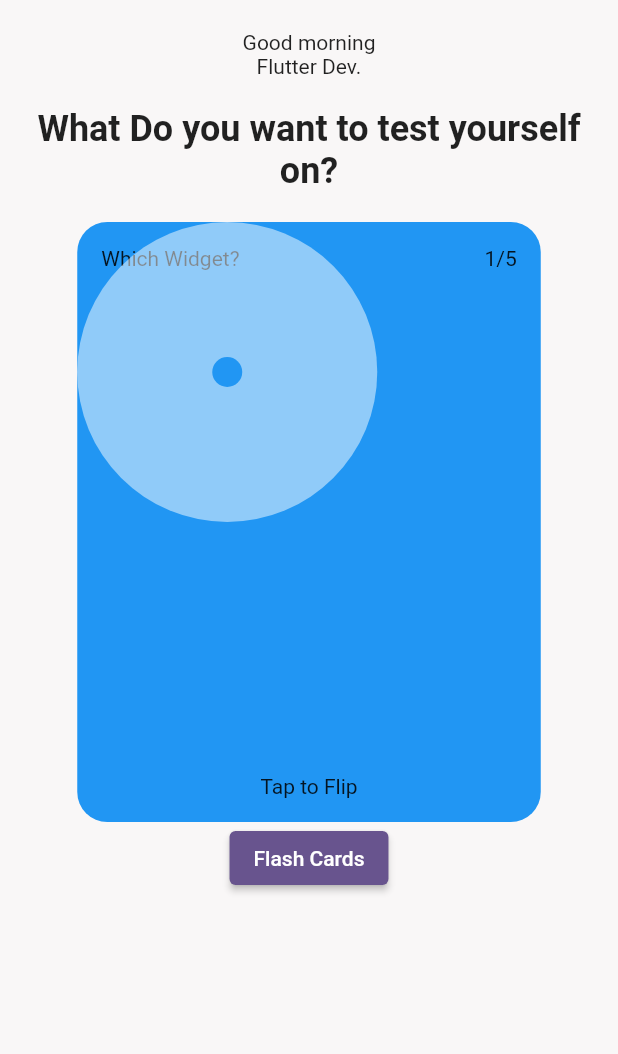
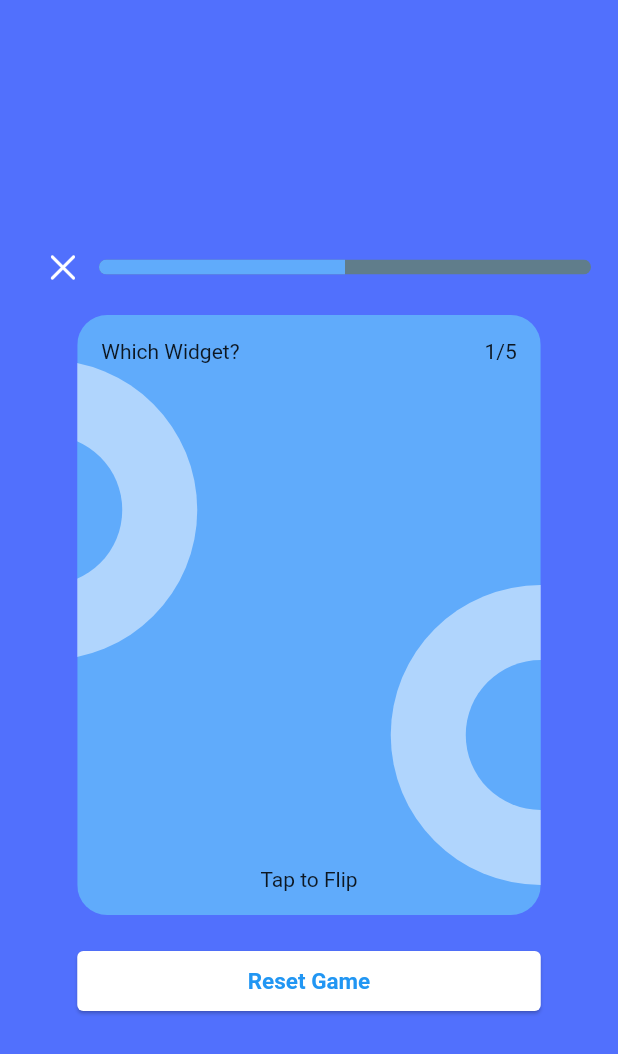
Before and after one commit to Richmond-Nunoo/Flutter-Riddles, a Flutter app: the screen it shows after launch, on a phone screen of 412 x 824 dp. Shown: the top 1054 px of the screen. Run offline on Flutter 3.47's test engine with Material 2 defaults, Android fonts, the phone set to English and light mode, and no system bars; our stand-ins replace appinio_swiper, flip_card.

Commit message:
would try this card

```diff
--- a/lib/views/flash_cards.dart
+++ b/lib/views/flash_cards.dart
@@ -83,11 +83,18 @@ class MyCustomWidgetState extends State<MyCustomWidget> {
                           icon: const Icon(
                             CupertinoIcons.clear,
                             color: Colors.white,
+                            weight: 10,
                           )),
                       Expanded(
-                        child: LinearProgressIndicator(
-                          minHeight: 10,
-                          value: 1 - (_timerSeconds / 120),
+                        child: ClipRRect(
+                          borderRadius: BorderRadius.circular(12),
+                          child: LinearProgressIndicator(
+                            minHeight: 10,
+                            value: 1 - (_timerSeconds / 120),
+                            backgroundColor: Colors.blueGrey,
+                            color: Colors.blueGrey,
+                            valueColor: const AlwaysStoppedAnimation(bgColor),
+                          ),
                         ),
                       ),
                     ],
--- a/lib/views/homepage.dart
+++ b/lib/views/homepage.dart
@@ -1,5 +1,6 @@
 import 'package:flashcards_quiz/views/flash_cards.dart';
 import 'package:flashcards_quiz/views/widget_time.dart';
+import 'package:flutter/cupertino.dart';
 import 'package:flutter/material.dart';
 
 class HomePage extends StatelessWidget {
@@ -7,48 +8,85 @@ class HomePage extends StatelessWidget {
 
   @override
   Widget build(BuildContext context) {
-    const Color bgColor = Color(0xFFF9F7F7);
+    const Color bgColor = Color(0xFF60ABFB);
+    const Color bgColor3 = Color(0xFF5170FD);
 
     return Scaffold(
-      backgroundColor: bgColor,
+      backgroundColor: bgColor3,
       body: SafeArea(
         child: Padding(
           padding: const EdgeInsets.only(top: 20, left: 10, right: 10),
+          child: Center(
             child: Column(
-            mainAxisAlignment: MainAxisAlignment.start,
+              mainAxisAlignment: MainAxisAlignment.center,
               crossAxisAlignment: CrossAxisAlignment.center,
               children: [
-              Text(
-                getGreeting(),
-              ),
-              const Text("Flutter Dev."),
-              const Padding(
-                padding:
-                    EdgeInsets.only(top: 20, bottom: 20, left: 10, right: 10),
-                child: Text(
-                  "What Do you want to test yourself on?",
-                  style: TextStyle(
-                    fontSize: 24,
-                    fontWeight: FontWeight.bold,
-                  ),
-                  textAlign: TextAlign.center,
+                Padding(
+                  padding: const EdgeInsets.all(8.0),
+                  child: Row(
+                    children: [
+                      IconButton(
+                          onPressed: () {
+                            Navigator.pop(context);
+                          },
+                          icon: const Icon(
+                            CupertinoIcons.clear,
+                            color: Colors.white,
+                            weight: 10,
+                          )),
+                      Expanded(
+                        child: ClipRRect(
+                          borderRadius: BorderRadius.circular(12),
+                          child: const LinearProgressIndicator(
+                            minHeight: 10,
+                            value: 0.5,
+                            backgroundColor: Colors.blueGrey,
+                            color: Colors.blueGrey,
+                            valueColor: AlwaysStoppedAnimation(bgColor),
                           ),
                         ),
+                      ),
+                    ],
+                  ),
+                ),
+                // Text(
+                //   getGreeting(),
+                // ),
+                // const Text("Flutter Dev."),
+                // const Padding(
+                //   padding:
+                //       EdgeInsets.only(top: 20, bottom: 20, left: 10, right: 10),
+                //   child: Text(
+                //     "What Do you want to test yourself on?",
+                //     style: TextStyle(
+                //       fontSize: 24,
+                //       fontWeight: FontWeight.bold,
+                //     ),
+                //     textAlign: TextAlign.center,
+                //   ),
+                // ),
                 Stack(
+                  fit: StackFit.loose,
+                  clipBehavior: Clip.antiAliasWithSaveLayer,
                   children: [
-                  Container(
+                    InkWell(
+                      onTap: () {
+                        print("lol stack");
+                      },
+                      child: Container(
                         height: 400,
                         width: MediaQuery.of(context).size.width * 0.75,
                         decoration: BoxDecoration(
                           borderRadius: BorderRadius.circular(20),
-                      color: Colors.blue,
+                          color: bgColor,
                         ),
                         child: const Padding(
                           padding: EdgeInsets.all(16.0),
                           child: Column(
                             children: [
                               Row(
-                            mainAxisAlignment: MainAxisAlignment.spaceBetween,
+                                mainAxisAlignment:
+                                    MainAxisAlignment.spaceBetween,
                                 children: [
                                   Text("Which Widget?"),
                                   Text("1/5"),
@@ -63,7 +101,11 @@ class HomePage extends StatelessWidget {
                           ),
                         ),
                       ),
-                  Container(
+                    ),
+                    Positioned(
+                      left: -120,
+                      top: 30,
+                      child: Container(
                         height: 200,
                         width: 200,
                         decoration: BoxDecoration(
@@ -72,31 +114,81 @@ class HomePage extends StatelessWidget {
                         ),
                         child: Center(
                           child: Container(
-                        height: 20,
-                        width: 50,
+                            height: 100,
+                            width: 100,
                             decoration: const BoxDecoration(
-                          color: Colors.blue,
+                              color: bgColor,
                               shape: BoxShape.circle,
+                            ),
+                          ),
+                        ),
+                      ),
+                    ),
+                    Positioned(
+                      right: -100,
+                      bottom: 20,
+                      child: Container(
+                        height: 200,
+                        width: 200,
+                        decoration: BoxDecoration(
+                          color: Colors.white.withOpacity(0.5),
+                          shape: BoxShape.circle,
+                        ),
+                        child: Center(
+                          child: Container(
+                            height: 100,
+                            width: 100,
+                            decoration: const BoxDecoration(
+                              color: bgColor,
+                              shape: BoxShape.circle,
+                            ),
                           ),
                         ),
                       ),
                     ),
                   ],
                 ),
+                const SizedBox(
+                  height: 20,
+                ),
                 Center(
                   child: ElevatedButton(
-                  onPressed: () {
-                    Navigator.push(
-                      context,
-                      MaterialPageRoute(
-                        builder: (context) => const MyCustomWidget(),
+                    style: ButtonStyle(
+                      backgroundColor: MaterialStateProperty.all(Colors.white),
+                      fixedSize: MaterialStateProperty.all(
+                        Size(MediaQuery.of(context).size.width * 0.75, 40),
                       ),
-                    );
-                  },
-                  child: const Text("Flash Cards"),
+                      elevation: MaterialStateProperty.all(1),
+                    ),
+                    onPressed: () {},
+                    child: const Text(
+                      "Reset Game",
+                      style: TextStyle(
+                        color: Colors.blue,
+                        fontSize: 15,
+                        fontWeight: FontWeight.bold,
                       ),
                     ),
+                  ),
+                ),
+                const SizedBox(
+                  height: 20,
+                ),
+                // Center(
+                //   child: ElevatedButton(
+                //     onPressed: () {
+                //       Navigator.push(
+                //         context,
+                //         MaterialPageRoute(
+                //           builder: (context) => const MyCustomWidget(),
+                //         ),
+                //       );
+                //     },
+                //     child: const Text("Flash Cards"),
+                //   ),
+                // ),
               ],
+            ),
           ),
         ),
       ),
```
Lines whose indentation alone changed are shown as unchanged.
